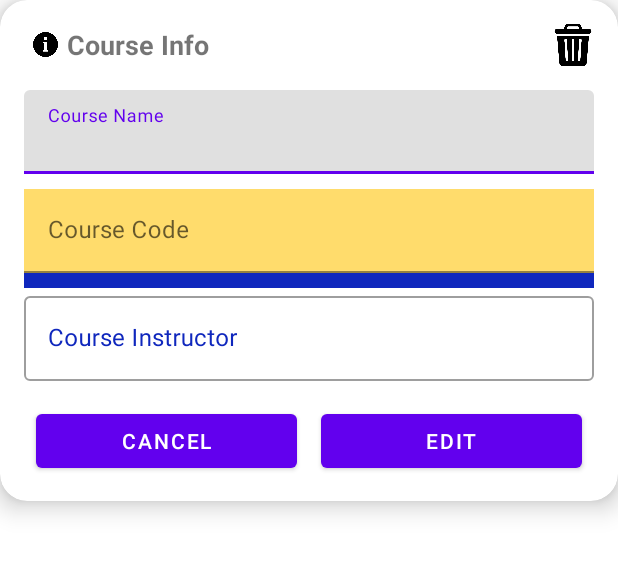
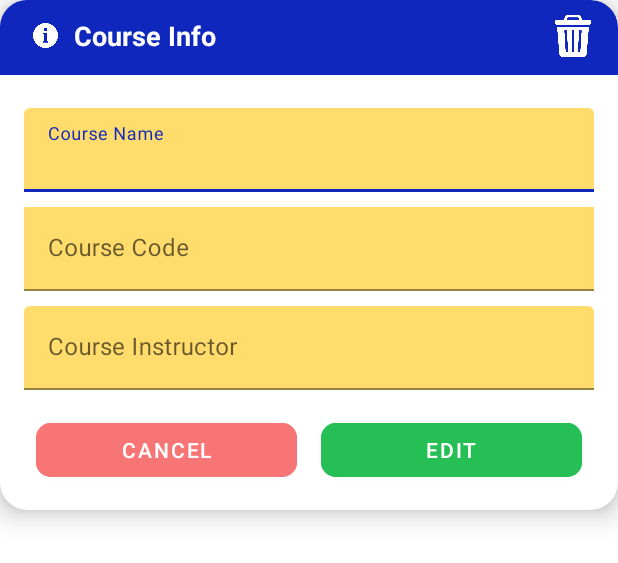
Before and after one commit to ragudos-hannah/grade-minder-app, an Android app: the layout dialog_edit_course.xml on its own in the app's theme, with its tools: preview values and no code run, on a phone screen of 412 x 824 dp. Shown: the top 563 px of the screen. Run offline under Robolectric (Android 15) with nearby library versions, the phone set to English and light mode, and no system bars; network calls fail.

Commit message:
style: retouching layouts

```diff
--- a/app/src/main/res/drawable/dialog_header.xml
+++ b/app/src/main/res/drawable/dialog_header.xml
@@ -1,4 +1,6 @@
 <?xml version="1.0" encoding="utf-8"?>
-<selector xmlns:android="http://schemas.android.com/apk/res/android">
-
-</selector>
+<shape
+    xmlns:android="http://schemas.android.com/apk/res/android">
+    <corners android:topLeftRadius="15dp" android:topRightRadius="18dp" />
+    <solid android:color="@color/blue" />
+</shape>
--- a/app/src/main/res/drawable/navigation_drawer.xml
+++ b/app/src/main/res/drawable/navigation_drawer.xml
@@ -1,4 +1,4 @@
-<vector android:height="24dp" android:tint="#000000"
+<vector android:height="24dp" android:tint="@color/snow_white"
     android:viewportHeight="24" android:viewportWidth="24"
     android:width="24dp" xmlns:android="http://schemas.android.com/apk/res/android">
     <path android:fillColor="@android:color/white" android:pathData="M2,15.5v2h20v-2L2,15.5zM2,10.5v2h20v-2L2,10.5zM2,5.5v2h20v-2L2,5.5z"/>
--- a/app/src/main/res/layout/dialog_edit_course.xml
+++ b/app/src/main/res/layout/dialog_edit_course.xml
@@ -5,27 +5,39 @@
     android:layout_width="match_parent"
     android:layout_height="wrap_content"
     app:cardCornerRadius="18dp"
-    app:cardElevation="10dp" >
+    app:cardElevation="10dp"
+    app:cardBackgroundColor="@color/snow_white" >
+
+    <ImageView
+        android:layout_width="match_parent"
+        android:layout_height="50dp"
+        android:src="@drawable/dialog_header"
+        android:scaleType="centerCrop"
+        android:adjustViewBounds="true" />
 
     <LinearLayout
         android:layout_width="match_parent"
         android:layout_height="wrap_content"
         android:orientation="vertical"
-        android:padding="16dp" >
+        android:paddingTop="10dp"
+        android:paddingBottom="16dp"
+        android:paddingEnd="16dp"
+        android:paddingStart="16dp" >
 
         <LinearLayout
             android:layout_width="match_parent"
             android:layout_height="wrap_content"
             android:orientation="horizontal"
-            android:layout_marginBottom="16dp" >
+            android:layout_marginBottom="34dp" >
 
             <ImageView
                 android:layout_width="18dp"
                 android:layout_height="18dp"
                 android:background="@drawable/info_icon"
+                android:backgroundTint="@color/snow_white"
                 android:layout_gravity="center"
                 android:layout_marginStart="5dp"
-                android:layout_marginEnd="5dp"/>
+                android:layout_marginEnd="10dp"/>
 
             <TextView
                 android:layout_width="match_parent"
@@ -33,6 +45,7 @@
                 android:text="Course Info"
                 android:textStyle="bold"
                 android:textSize="18sp"
+                android:textColor="@color/snow_white"
                 android:layout_gravity="center"
                 android:layout_weight="1" />
 
@@ -40,6 +53,7 @@
                 android:id="@+id/deleteCourseButton"
                 android:layout_width="28dp"
                 android:layout_height="28dp"
+                android:backgroundTint="@color/snow_white"
                 android:background="@drawable/trash_bin_icon" />
         </LinearLayout>
 
@@ -47,7 +61,9 @@
             style="@style/Widget.MaterialComponents.TextInputLayout.FilledBox"
             android:layout_width="match_parent"
             android:layout_height="wrap_content"
-            android:hint="Course Name" >
+            android:hint="Course Name"
+            app:boxBackgroundColor="@color/yellow"
+            app:boxStrokeColor="@color/blue">
 
             <com.google.android.material.textfield.TextInputEditText
                 android:id="@+id/courseNameEditText"
@@ -60,8 +76,9 @@
             style="@style/Widget.MaterialComponents.TextInputLayout.FilledBox"
             android:layout_width="match_parent"
             android:layout_height="wrap_content"
-            android:background="@color/blue"
-            android:hint="Course Code" >
+            android:hint="Course Code"
+            app:boxBackgroundColor="@color/yellow"
+            app:boxStrokeColor="@color/blue">
 
             <com.google.android.material.textfield.TextInputEditText
                 android:id="@+id/courseCodeEditText"
@@ -73,11 +90,12 @@
         </com.google.android.material.textfield.TextInputLayout>
 
         <com.google.android.material.textfield.TextInputLayout
-            style="@style/Widget.MaterialComponents.TextInputLayout.OutlinedBox"
+            style="@style/Widget.MaterialComponents.TextInputLayout.FilledBox"
             android:layout_width="match_parent"
             android:layout_height="wrap_content"
             android:hint="Course Instructor"
-            android:textColorHint="@color/blue" >
+            app:boxBackgroundColor="@color/yellow"
+            app:boxStrokeColor="@color/blue">
 
             <com.google.android.material.textfield.TextInputEditText
                 android:id="@+id/courseInstructorEditText"
@@ -91,23 +109,29 @@
             android:orientation="horizontal"
             android:layout_marginTop="16dp" >
 
-            <Button
+            <com.google.android.material.button.MaterialButton
                 android:id="@+id/cancelButton"
                 android:layout_width="0dp"
                 android:layout_height="wrap_content"
                 android:layout_weight="1"
                 android:text="Cancel"
+                android:backgroundTint="@color/red"
+                app:cornerRadius="10dp"
+                app:rippleColor="@color/blue"
                 android:layout_marginStart="8dp"
-                android:layout_marginEnd="8dp"/>
+                android:layout_marginEnd="8dp" />
 
-            <Button
+            <com.google.android.material.button.MaterialButton
                 android:id="@+id/editCourseButton"
                 android:layout_width="0dp"
                 android:layout_height="wrap_content"
                 android:layout_weight="1"
                 android:text="Edit"
+                android:backgroundTint="@color/green"
+                app:cornerRadius="10dp"
+                app:rippleColor="@color/blue"
                 android:layout_marginStart="8dp"
-                android:layout_marginEnd="8dp"/>
+                android:layout_marginEnd="8dp" />
         </LinearLayout>
     </LinearLayout>
 </androidx.cardview.widget.CardView>
--- a/app/src/main/res/layout/navigation_header.xml
+++ b/app/src/main/res/layout/navigation_header.xml
@@ -2,10 +2,9 @@
 <LinearLayout xmlns:android="http://schemas.android.com/apk/res/android"
     xmlns:app="http://schemas.android.com/apk/res-auto"
     android:layout_width="match_parent"
-    android:layout_height="130dp"
+    android:layout_height="186dp"
     android:background="@color/blue"
     android:gravity="bottom"
-    android:layout_marginTop="56dp"
     android:orientation="vertical"
     android:padding="16dp" >
 
--- a/app/src/main/res/values/colors.xml
+++ b/app/src/main/res/values/colors.xml
@@ -15,6 +15,7 @@
     <color name="green">#25BF55</color>
     <color name="red">#F87575</color>
     <color name="blue">#0F27BD</color>
+    <color name="dark_blue">#0A1977</color>
     <color name="yellow">#FFDC6C</color>
     <color name="gray">#ECECEC</color>
 </resources>
--- a/app/src/main/res/values/strings.xml
+++ b/app/src/main/res/values/strings.xml
@@ -1,5 +1,5 @@
 <resources>
-    <string name="app_name">Grade Tracker App</string>
+    <string name="app_name">Grade Minder</string>
 
     <!-- Login Activity -->
     <string name="login_heading">Login</string>
--- a/app/src/main/res/values/themes.xml
+++ b/app/src/main/res/values/themes.xml
@@ -1,10 +1,11 @@
-<resources xmlns:tools="http://schemas.android.com/tools">
+<resources
+    xmlns:tools="http://schemas.android.com/tools">
     <!-- Base application theme. -->
-    <style name="Theme.GradeTrackerApp" parent="Theme.MaterialComponents.DayNight.NoActionBar">
+    <style name="Theme.GradeTrackerApp" parent="Theme.MaterialComponents.DayNight.NoActionBar" >
         <!-- Primary brand color. -->
-        <item name="colorPrimary">@color/purple_500</item>
-        <item name="colorPrimaryVariant">@color/purple_700</item>
-        <item name="colorOnPrimary">@color/white</item>
+        <item name="colorPrimary">@color/blue</item>
+        <item name="colorPrimaryVariant">@color/dark_blue</item>
+        <item name="colorOnPrimary">@color/snow_white</item>
         <!-- Secondary brand color. -->
         <item name="colorSecondary">@color/teal_200</item>
         <item name="colorSecondaryVariant">@color/teal_700</item>
```
Also changed, not shown: app/src/main/res/layout/activity_grade.xml (+7 -2 lines), app/src/main/res/layout/activity_homepage.xml (+13 -15 lines), app/src/main/res/layout/dialog_edit_course_weight.xml (+100 -4 lines), app/src/main/res/layout/fragment_term.xml (+8 -9 lines).
